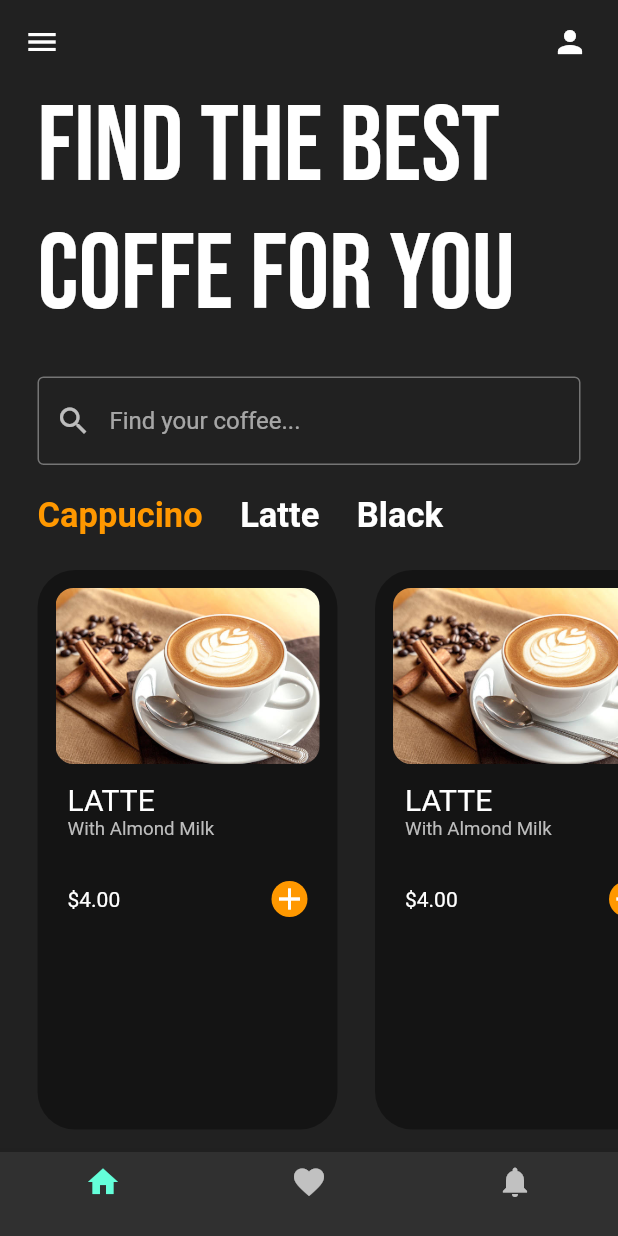
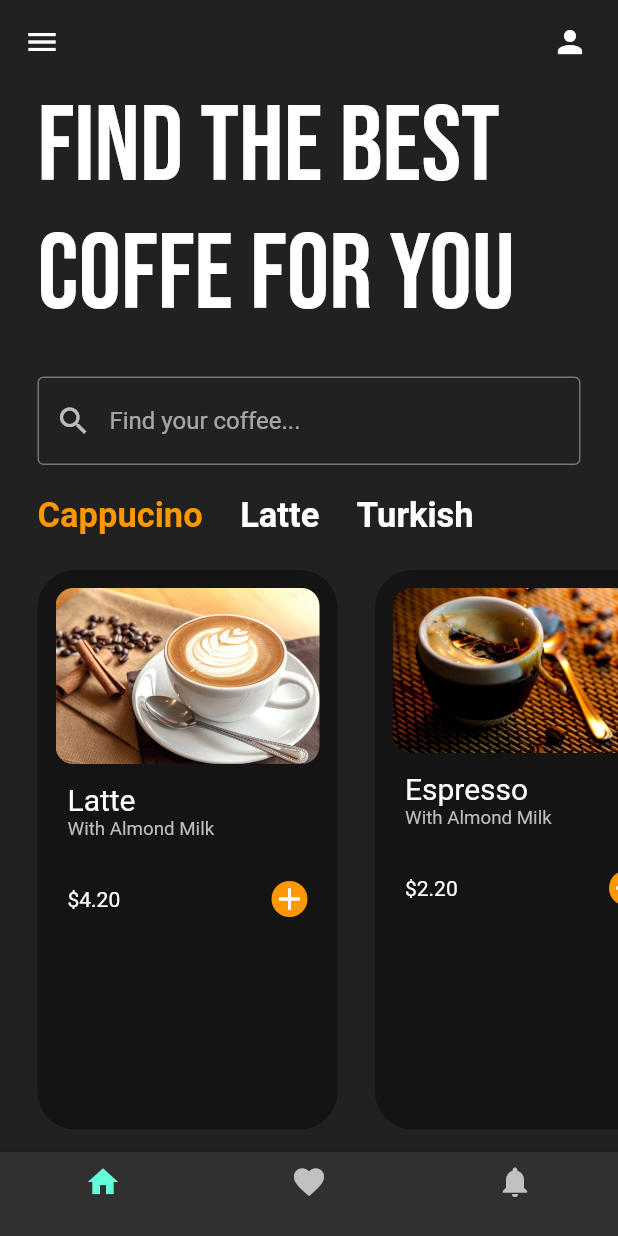
Before and after one commit to YusufErem/CoffeeAppUI, a Flutter app: the screen it shows after launch, on a phone screen of 412 x 824 dp. Run offline on Flutter 3.47's test engine with Material 2 defaults, Android fonts, the phone set to English and light mode, and no system bars; our stand-ins replace google_fonts.

Commit message:
Final Result

```diff
--- a/lib/pages/home_page.dart
+++ b/lib/pages/home_page.dart
@@ -13,6 +13,25 @@ class HomePage extends StatefulWidget {
 }
 
 class _HomePageState extends State<HomePage> {
+//List of coffee types
+  final List coffeeTypes = [
+    ['Cappucino', true],
+    ['Latte', false],
+    ['Turkish', false],
+  ];
+
+// user tapped on coffee types
+
+  void coffeeTypeSelected(int index) {
+    setState(() {
+      // everyone make false
+      for (int i = 0; i < coffeeTypes.length; i++) {
+        coffeeTypes[i][1] = false;
+      }
+      coffeeTypes[index][1] = true;
+    });
+  }
+
   @override
   Widget build(BuildContext context) {
     return Scaffold(
@@ -75,25 +94,18 @@ class _HomePageState extends State<HomePage> {
             //
             //listview coffee types
             Container(
-              height: 30,
-              child: ListView(
-                scrollDirection: Axis.horizontal,
-                children: [
-                  CoffeeType(
-                    coffeeType: "Cappucino",
-                    isSelected: true,
-                  ),
-                  CoffeeType(
-                    coffeeType: "Latte",
-                    isSelected: false,
-                  ),
-                  CoffeeType(
-                    coffeeType: "Black",
-                    isSelected: false,
-                  )
-                ],
-              ),
-            ),
+                height: 30,
+                child: ListView.builder(
+                    scrollDirection: Axis.horizontal,
+                    itemCount: coffeeTypes.length,
+                    itemBuilder: (context, index) {
+                      return CoffeeType(
+                          isSelected: coffeeTypes[index][1],
+                          coffeeType: coffeeTypes[index][0],
+                          onTap: (() {
+                            coffeeTypeSelected(index);
+                          }));
+                    })),
             SizedBox(
               height: 20,
             ),
@@ -103,9 +115,21 @@ class _HomePageState extends State<HomePage> {
               child: ListView(
                 scrollDirection: Axis.horizontal,
                 children: [
-                  CoffeeTile(),
-                  CoffeeTile(),
-                  CoffeeTile(),
+                  CoffeeTile(
+                    coffeeImagePath: 'lib/imagesCoffe/CoffeeLatte.jpg',
+                    coffeeName: 'Latte',
+                    coffePrice: '4.20',
+                  ),
+                  CoffeeTile(
+                    coffeeImagePath: 'lib/imagesCoffe/EspressoCoffee.jpg',
+                    coffeeName: 'Espresso',
+                    coffePrice: '2.20',
+                  ),
+                  CoffeeTile(
+                    coffeeImagePath: 'lib/imagesCoffe/turkishCoffee.jpg',
+                    coffeeName: 'Turkish Coffee',
+                    coffePrice: '3.00',
+                  ),
                 ],
               ),
             ),
--- a/lib/util/coffe_tile.dart
+++ b/lib/util/coffe_tile.dart
@@ -1,7 +1,16 @@
 import 'package:flutter/material.dart';
 
 class CoffeeTile extends StatelessWidget {
-  const CoffeeTile({super.key});
+  //const CoffeeTile({super.key});
+
+  final String coffeeImagePath;
+  final String coffeeName;
+  final String coffePrice;
+
+  CoffeeTile(
+      {required this.coffeeImagePath,
+      required this.coffePrice,
+      required this.coffeeName});
 
   @override
   Widget build(BuildContext context) {
@@ -21,7 +30,7 @@ class CoffeeTile extends StatelessWidget {
           children: [
             ClipRRect(
                 borderRadius: BorderRadius.circular(12),
-                child: Image.asset('lib/imagesCoffe/CoffeeLatte.jpg')),
+                child: Image.asset(coffeeImagePath)),
 
             //coffee name
             Padding(
@@ -29,7 +38,7 @@ class CoffeeTile extends StatelessWidget {
               child: Column(
                 crossAxisAlignment: CrossAxisAlignment.start,
                 children: [
-                  const Text(style: TextStyle(fontSize: 20), 'LATTE'),
+                  Text(style: TextStyle(fontSize: 20), coffeeName),
                   Text(
                     style: TextStyle(fontSize: 12.5, color: Colors.grey[400]),
                     'With Almond Milk',
@@ -46,7 +55,7 @@ class CoffeeTile extends StatelessWidget {
               child: Row(
                 mainAxisAlignment: MainAxisAlignment.spaceBetween,
                 children: [
-                  const Text('\$4.00'),
+                  Text('\$' + coffePrice),
                   Container(
                     decoration: BoxDecoration(
                       borderRadius: BorderRadius.circular(15),
--- a/lib/util/coffe_type.dart
+++ b/lib/util/coffe_type.dart
@@ -3,15 +3,19 @@ import 'package:flutter/material.dart';
 class CoffeeType extends StatelessWidget {
   final String coffeeType;
   final bool isSelected;
+  final VoidCallback onTap;
 
   CoffeeType({
     required this.isSelected,
     required this.coffeeType,
+    required this.onTap,
   });
 
   @override
   Widget build(BuildContext context) {
-    return Padding(
+    return GestureDetector(
+      onTap: onTap,
+      child: Padding(
         padding: const EdgeInsets.only(left: 25),
         child: Text(
           coffeeType,
@@ -21,6 +25,7 @@ class CoffeeType extends StatelessWidget {
             color: isSelected ? Colors.orange : Colors.white,
           ),
         ),
+      ),
     );
   }
 }
```
Lines whose indentation alone changed are shown as unchanged.
